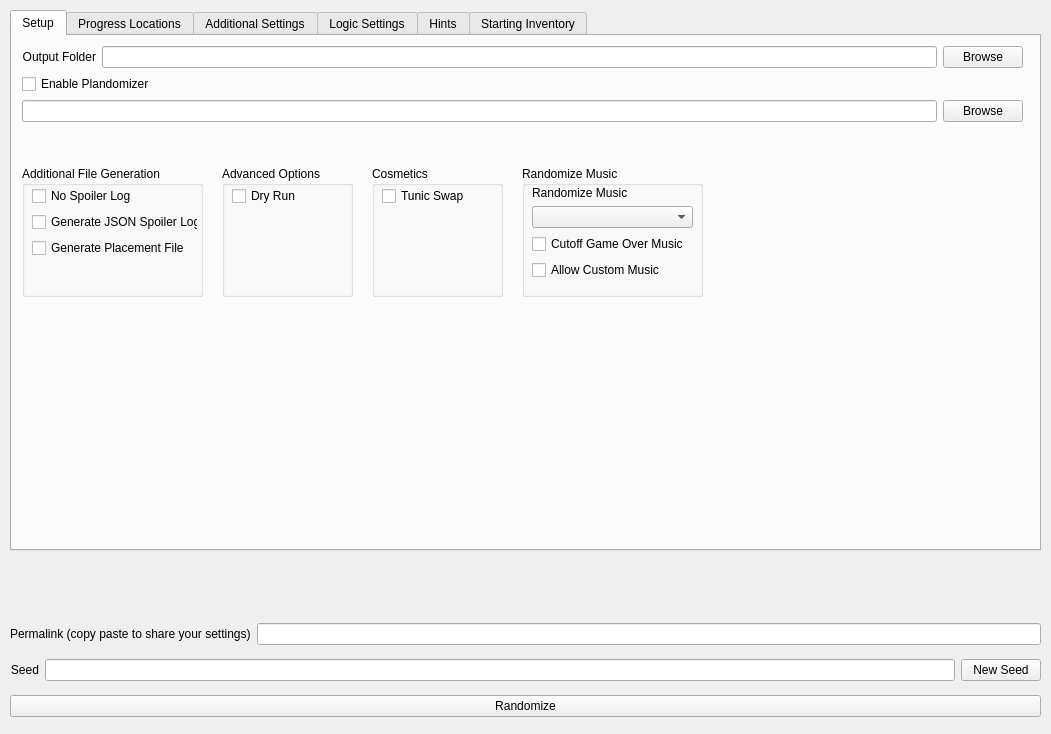
Above: gui/randogui.ui from Battlecats59/sslib before the change. Below: the same form after it.
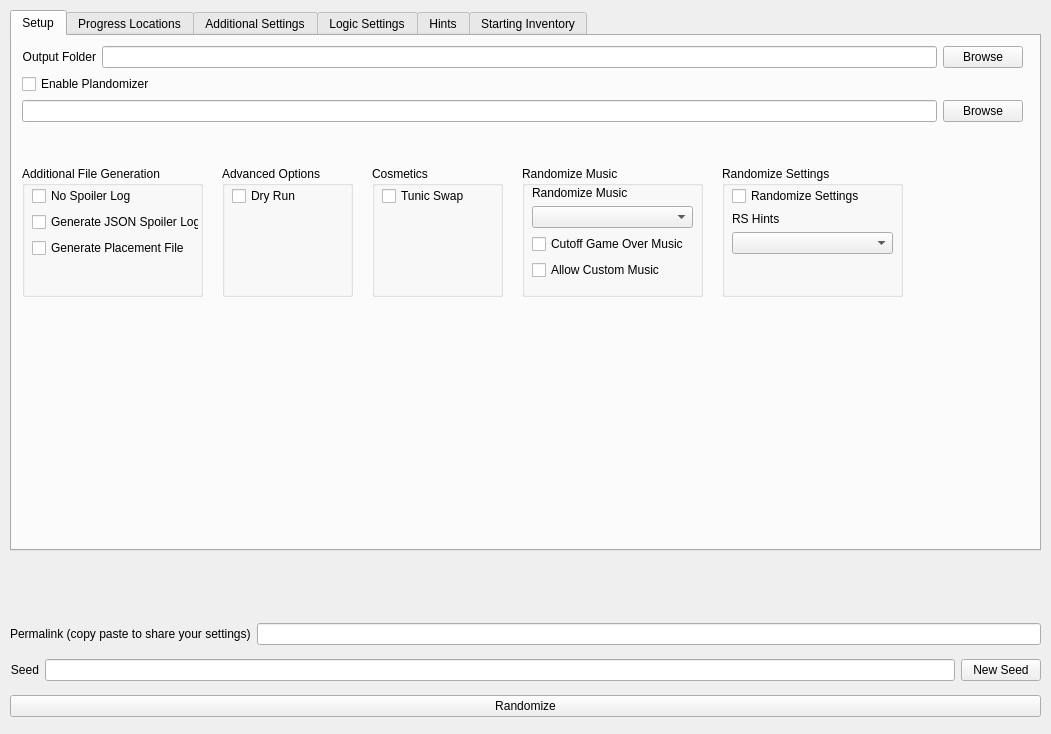
That is the form after the change. The open tabs and pages were chosen to show the change.

Commit message: Updated random settings for new hints

Patch:
```diff
--- a/gui/randogui.ui
+++ b/gui/randogui.ui
@@ -161,7 +161,7 @@
         <rect>
          <x>10</x>
          <y>20</y>
-         <width>166</width>
+         <width>167</width>
          <height>89</height>
         </rect>
        </property>
@@ -311,7 +311,7 @@
          <x>10</x>
          <y>20</y>
          <width>161</width>
-         <height>106</height>
+         <height>108</height>
         </rect>
        </property>
        <layout class="QVBoxLayout" name="verticalLayout_35">
@@ -359,6 +359,65 @@
        </layout>
       </widget>
      </widget>
+     <widget class="QGroupBox" name="groupBox_16">
+      <property name="geometry">
+       <rect>
+        <x>710</x>
+        <y>130</y>
+        <width>181</width>
+        <height>131</height>
+       </rect>
+      </property>
+      <property name="title">
+       <string>Randomize Settings</string>
+      </property>
+      <widget class="QWidget" name="verticalLayoutWidget_15">
+       <property name="geometry">
+        <rect>
+         <x>10</x>
+         <y>20</y>
+         <width>161</width>
+         <height>108</height>
+        </rect>
+       </property>
+       <layout class="QVBoxLayout" name="verticalLayout_37">
+        <item>
+         <widget class="QCheckBox" name="option_randomize_settings">
+          <property name="text">
+           <string>Randomize Settings</string>
+          </property>
+         </widget>
+        </item>
+        <item>
+         <layout class="QVBoxLayout" name="verticalLayout_39">
+          <item>
+           <widget class="QLabel" name="label_for_option_randomized_settings_hints">
+            <property name="text">
+             <string>RS Hints</string>
+            </property>
+           </widget>
+          </item>
+          <item>
+           <widget class="QComboBox" name="option_randomized_settings_hints"/>
+          </item>
+         </layout>
+        </item>
+        <item>
+         <spacer name="verticalSpacer_17">
+          <property name="orientation">
+           <enum>Qt::Vertical</enum>
+          </property>
+          <property name="sizeHint" stdset="0">
+           <size>
+            <width>20</width>
+            <height>40</height>
+           </size>
+          </property>
+         </spacer>
+        </item>
+       </layout>
+      </widget>
+     </widget>
     </widget>
     <widget class="QWidget" name="tab_3">
      <attribute name="title">
```
Left out of the diff: 4 changed lines with no effect on the pictures. The commit also changes 10 other files.
